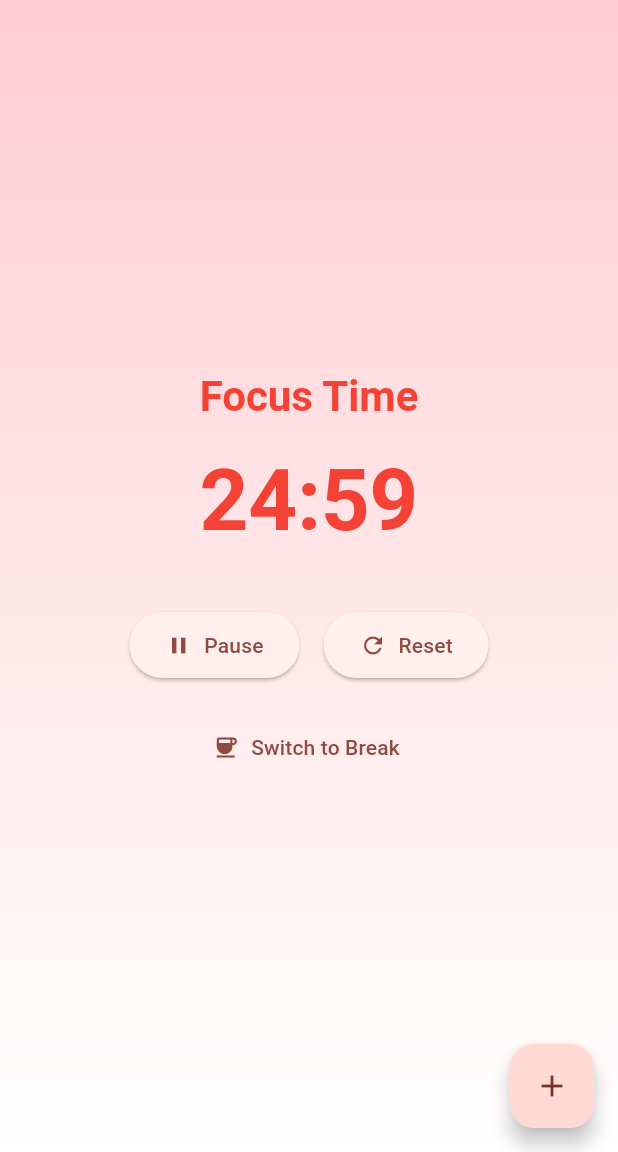
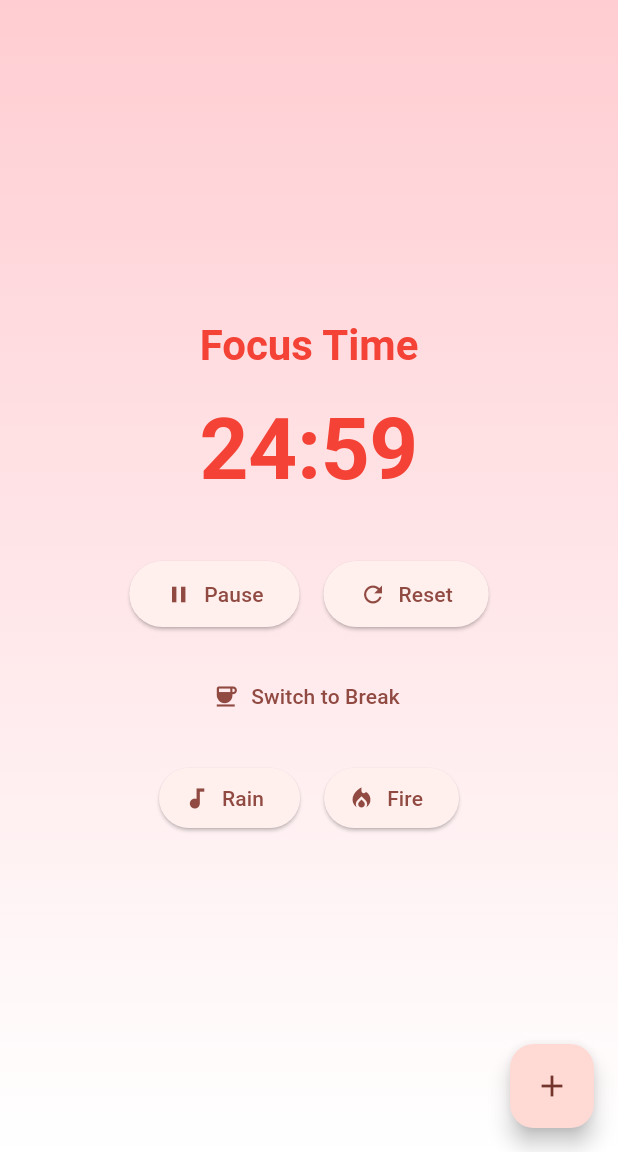
Before and after one commit to ffurkan-dev/PomodoroApp, a Flutter app: the screen it shows after launch, after a tap on "Start", on a phone screen of 412 x 824 dp, the part 84-1236 px from its top. Run offline on Flutter 3.47's test engine with Material 3 defaults, Android fonts, the phone set to English and light mode, and no system bars; our stand-ins replace audioplayers, flutter_local_notifications.

Commit message:
Update main.dart
Added session completion notification, ambiance sound, vibration and motivational notifications during session.

```diff
--- a/lib/main.dart
+++ b/lib/main.dart
@@ -1,5 +1,8 @@
 import 'package:flutter/material.dart';
+import 'package:audioplayers/audioplayers.dart';
+import 'package:flutter_local_notifications/flutter_local_notifications.dart';
 import 'dart:async';
+import 'dart:math';
 
 void main() {
   runApp(const MyApp());
@@ -33,15 +36,65 @@ class PomodoroTimer extends StatefulWidget {
 }
 
 class _PomodoroTimerState extends State<PomodoroTimer> {
-  int _focusDuration = 25 * 60; // 25 minutes in seconds
-  int _breakDuration = 5 * 60; // 5 minutes in seconds
+  int _focusDuration = 25 * 60; // 25-minute focus duration
+  int _breakDuration = 5 * 60; // 5-minute break duration
+  int _timeLeft = 25 * 60; // remaining time in seconds
+  bool _isRunning = false; // is timer running?
+  bool _isFocusMode = true; // are we in focus mode?
+  Timer? _timer;
+  Task? _currentTask; // current task
 
-  int _timeLeft = 25 * 60;
-  bool _isRunning = false;
-  bool _isFocusMode = true;
-  Timer? _timer;
-  Task? _currentTask;
+  final AudioPlayer _rainPlayer = AudioPlayer();
+  final AudioPlayer _firePlayer = AudioPlayer();
+  final AudioPlayer _notificationPlayer = AudioPlayer(); // for ding sound
+  bool _isRainPlaying = false;
+  bool _isFirePlaying = false;
 
+  final FlutterLocalNotificationsPlugin _notificationsPlugin = FlutterLocalNotificationsPlugin();
+
+  final List<String> _motivationalQuotes = [
+    "You're doing great!",
+    "Keep up the good work!",
+    "Stay focused and keep going!",
+    "One step at a time!",
+    "Success is built one Pomodoro at a time!",
+    "Breaks are part of progress!"
+  ];
+
+  @override
+  void initState() {
+    super.initState();
+    final initializationSettings = InitializationSettings(
+      android: AndroidInitializationSettings('@mipmap/ic_launcher'),
+      iOS: DarwinInitializationSettings(),
+    );
+    _notificationsPlugin.initialize(initializationSettings);
+  }
+
+  // Show notification with random motivational message
+  void _showNotification() async {
+    final random = Random();
+    final message = _motivationalQuotes[random.nextInt(_motivationalQuotes.length)];
+
+    const androidDetails = AndroidNotificationDetails(
+      'pomodoro_channel',
+      'Pomodoro Notifications',
+      importance: Importance.max,
+      priority: Priority.high,
+      playSound: true,
+      enableVibration: true,
+    );
+    const notificationDetails = NotificationDetails(android: androidDetails);
+
+    await _notificationsPlugin.show(
+      0,
+      'Pomodoro Timer',
+      _isFocusMode ? 'Break time! $message' : 'Focus time! $message',
+      notificationDetails,
+    );
+  }
+
+  // Start the timer
   void _startTimer() {
     _timer = Timer.periodic(const Duration(seconds: 1), (timer) {
       setState(() {
@@ -50,6 +103,8 @@ class _PomodoroTimerState extends State<PomodoroTimer> {
         } else {
           _timer?.cancel();
           _isRunning = false;
+          _notificationPlayer.play(AssetSource('sounds/ding-36029.mp3'));
+          _showNotification();
           _switchMode();
         }
       });
@@ -59,6 +114,7 @@ class _PomodoroTimerState extends State<PomodoroTimer> {
     });
   }
 
+  // Pause the timer
   void _pauseTimer() {
     _timer?.cancel();
     setState(() {
@@ -66,6 +122,7 @@ class _PomodoroTimerState extends State<PomodoroTimer> {
     });
   }
 
+  // Reset the timer
   void _resetTimer() {
     _timer?.cancel();
     setState(() {
@@ -74,6 +131,7 @@ class _PomodoroTimerState extends State<PomodoroTimer> {
     });
   }
 
+  // Switch between focus and break mode
   void _switchMode() {
     setState(() {
       _isFocusMode = !_isFocusMode;
@@ -81,115 +139,46 @@ class _PomodoroTimerState extends State<PomodoroTimer> {
     });
   }
 
+  // Toggle rain sound
+  Future<void> _toggleRainSound() async {
+    if (_isRainPlaying) {
+      await _rainPlayer.stop();
+    } else {
+      await _rainPlayer.setReleaseMode(ReleaseMode.loop);
+      await _rainPlayer.play(AssetSource('sounds/rain-falling-30-seconds-329727.mp3'));
+    }
+    setState(() {
+      _isRainPlaying = !_isRainPlaying;
+    });
+  }
+
+  // Toggle fire sound
+  Future<void> _toggleFireSound() async {
+    if (_isFirePlaying) {
+      await _firePlayer.stop();
+    } else {
+      await _firePlayer.setReleaseMode(ReleaseMode.loop);
+      await _firePlayer.play(AssetSource('sounds/fire-sound-334130.mp3'));
+    }
+    setState(() {
+      _isFirePlaying = !_isFirePlaying;
+    });
+  }
+
+  // Convert seconds to mm:ss format
   String _formatTime(int seconds) {
     int minutes = seconds ~/ 60;
     int remainingSeconds = seconds % 60;
     return '${minutes.toString().padLeft(2, '0')}:${remainingSeconds.toString().padLeft(2, '0')}';
   }
 
-  void _addTask(BuildContext context) {
-    final TextEditingController _controller = TextEditingController();
-    showModalBottomSheet(
-      context: context,
-      shape: const RoundedRectangleBorder(
-        borderRadius: BorderRadius.vertical(top: Radius.circular(20)),
-      ),
-      builder: (context) => Padding(
-        padding: EdgeInsets.only(
-          bottom: MediaQuery.of(context).viewInsets.bottom,
-          left: 20,
-          right: 20,
-          top: 20,
-        ),
-        child: Column(
-          mainAxisSize: MainAxisSize.min,
-          children: [
-            const Text('New task', style: TextStyle(fontSize: 20, fontWeight: FontWeight.bold)),
-            TextField(
-              controller: _controller,
-              decoration: const InputDecoration(labelText: 'Task name'),
-            ),
-            const SizedBox(height: 20),
-            ElevatedButton(
-              onPressed: () {
-                final taskName = _controller.text.trim();
-                if (taskName.isNotEmpty) {
-                  final newTask = Task(name: taskName);
-                  setState(() {
-                    _currentTask = newTask;
-                    if (!_isFocusMode) _switchMode();
-                    _resetTimer();
-                    _startTimer();
-                  });
-                  Navigator.pop(context);
-                }
-              },
-              child: const Text('Start Pomodoro'),
-            ),
-            const SizedBox(height: 10),
-          ],
-        ),
-      ),
-    );
-  }
-
-  void _openSettingsDialog() {
-    final focusController = TextEditingController(text: (_focusDuration ~/ 60).toString());
-    final breakController = TextEditingController(text: (_breakDuration ~/ 60).toString());
-    showDialog(
-      context: context,
-      builder: (context) {
-        return AlertDialog(
-          title: const Text('Settings'),
-          content: Column(
-            mainAxisSize: MainAxisSize.min,
-            children: [
-              TextField(
-                controller: focusController,
-                keyboardType: TextInputType.number,
-                decoration: const InputDecoration(
-                  labelText: 'Focus Time (minutes)',
-                ),
-              ),
-              const SizedBox(height: 16),
-              TextField(
-                controller: breakController,
-                keyboardType: TextInputType.number,
-                decoration: const InputDecoration(
-                  labelText: 'Break Time (minutes)',
-                ),
-              ),
-            ],
-          ),
-          actions: [
-            TextButton(
-              onPressed: () => Navigator.pop(context),
-              child: const Text('Cancel'),
-            ),
-            ElevatedButton(
-              onPressed: () {
-                final int? newFocus = int.tryParse(focusController.text);
-                final int? newBreak = int.tryParse(breakController.text);
-                if (newFocus != null && newFocus > 0 && newBreak != null && newBreak > 0) {
-                  setState(() {
-                    _focusDuration = newFocus * 60;
-                    _breakDuration = newBreak * 60;
-                    _timeLeft = _isFocusMode ? _focusDuration : _breakDuration;
-                  });
-                  Navigator.pop(context);
-                }
-              },
-              child: const Text('Save'),
-            ),
-          ],
-        );
-      },
-    );
-  }
-
+  // Dispose resources
   @override
   void dispose() {
     _timer?.cancel();
+    _rainPlayer.dispose();
+    _firePlayer.dispose();
+    _notificationPlayer.dispose();
     super.dispose();
   }
 
@@ -274,6 +263,23 @@ class _PomodoroTimerState extends State<PomodoroTimer> {
                 icon: Icon(_isFocusMode ? Icons.coffee : Icons.work),
                 label: Text(_isFocusMode ? 'Switch to Break' : 'Switch to Focus'),
               ),
+              const SizedBox(height: 20),
+              Row(
+                mainAxisAlignment: MainAxisAlignment.center,
+                children: [
+                  ElevatedButton.icon(
+                    onPressed: _toggleRainSound,
+                    icon: Icon(_isRainPlaying ? Icons.stop : Icons.audiotrack),
+                    label: const Text("Rain"),
+                  ),
+                  const SizedBox(width: 16),
+                  ElevatedButton.icon(
+                    onPressed: _toggleFireSound,
+                    icon: Icon(_isFirePlaying ? Icons.stop : Icons.local_fire_department),
+                    label: const Text("Fire"),
+                  ),
+                ],
+              )
             ],
           ),
         ),
@@ -284,10 +290,108 @@ class _PomodoroTimerState extends State<PomodoroTimer> {
       ),
     );
   }
+
+  // Open settings dialog
+  void _openSettingsDialog() {
+    final focusController = TextEditingController(text: (_focusDuration ~/ 60).toString());
+    final breakController = TextEditingController(text: (_breakDuration ~/ 60).toString());
+    showDialog(
+      context: context,
+      builder: (context) {
+        return AlertDialog(
+          title: const Text('Settings'),
+          content: Column(
+            mainAxisSize: MainAxisSize.min,
+            children: [
+              TextField(
+                controller: focusController,
+                keyboardType: TextInputType.number,
+                decoration: const InputDecoration(labelText: 'Focus Time (minutes)'),
+              ),
+              const SizedBox(height: 16),
+              TextField(
+                controller: breakController,
+                keyboardType: TextInputType.number,
+                decoration: const InputDecoration(labelText: 'Break Time (minutes)'),
+              ),
+            ],
+          ),
+          actions: [
+            TextButton(
+              onPressed: () => Navigator.pop(context),
+              child: const Text('Cancel'),
+            ),
+            ElevatedButton(
+              onPressed: () {
+                final int? newFocus = int.tryParse(focusController.text);
+                final int? newBreak = int.tryParse(breakController.text);
+                if (newFocus != null && newFocus > 0 && newBreak != null && newBreak > 0) {
+                  setState(() {
+                    _focusDuration = newFocus * 60;
+                    _breakDuration = newBreak * 60;
+                    _timeLeft = _isFocusMode ? _focusDuration : _breakDuration;
+                  });
+                  Navigator.pop(context);
+                }
+              },
+              child: const Text('Save'),
+            ),
+          ],
+        );
+      },
+    );
+  }
+
+  // Add new task
+  void _addTask(BuildContext context) {
+    final TextEditingController _controller = TextEditingController();
+    showModalBottomSheet(
+      context: context,
+      shape: const RoundedRectangleBorder(
+        borderRadius: BorderRadius.vertical(top: Radius.circular(20)),
+      ),
+      builder: (context) => Padding(
+        padding: EdgeInsets.only(
+          bottom: MediaQuery.of(context).viewInsets.bottom,
+          left: 20,
+          right: 20,
+          top: 20,
+        ),
+        child: Column(
+          mainAxisSize: MainAxisSize.min,
+          children: [
+            const Text('New task', style: TextStyle(fontSize: 20, fontWeight: FontWeight.bold)),
+            TextField(
+              controller: _controller,
+              decoration: const InputDecoration(labelText: 'Task name'),
+            ),
+            const SizedBox(height: 20),
+            ElevatedButton(
+              onPressed: () {
+                final taskName = _controller.text.trim();
+                if (taskName.isNotEmpty) {
+                  final newTask = Task(name: taskName);
+                  setState(() {
+                    _currentTask = newTask;
+                    if (!_isFocusMode) _switchMode();
+                    _resetTimer();
+                    _startTimer();
+                  });
+                  Navigator.pop(context);
+                }
+              },
+              child: const Text('Start Pomodoro'),
+            ),
+            const SizedBox(height: 10),
+          ],
+        ),
+      ),
+    );
+  }
 }
 
 class Task {
   String name;
-  int pomodorosCompleted; // for later
+  int pomodorosCompleted;
   Task({required this.name, this.pomodorosCompleted = 0});
 }
```
